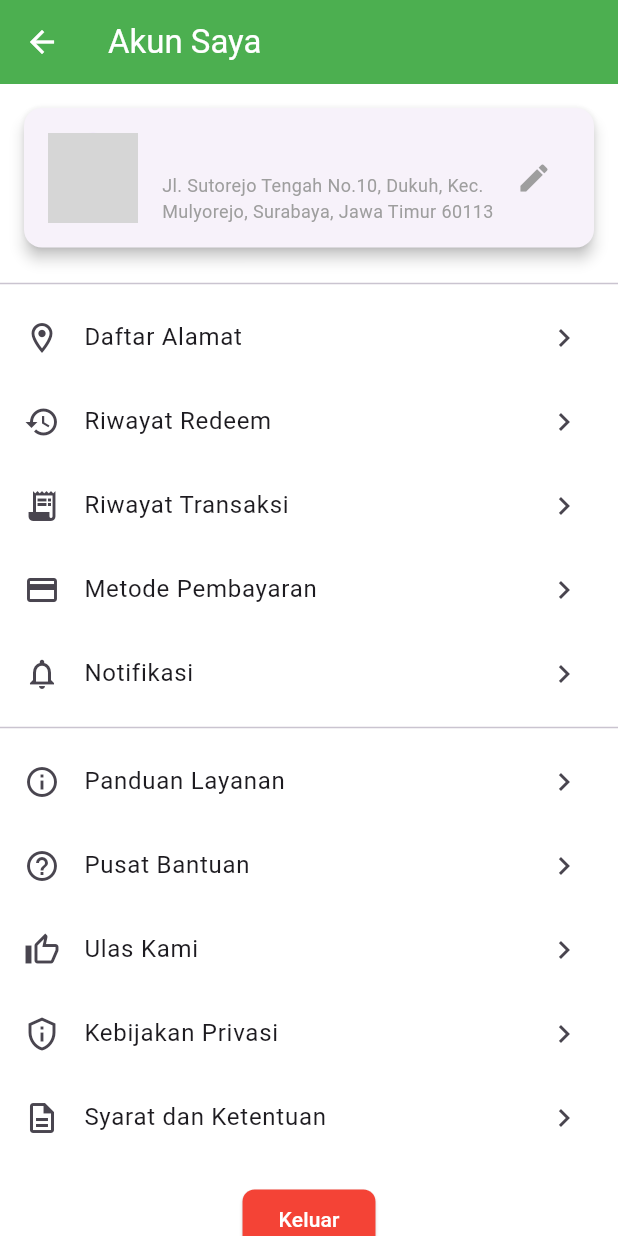
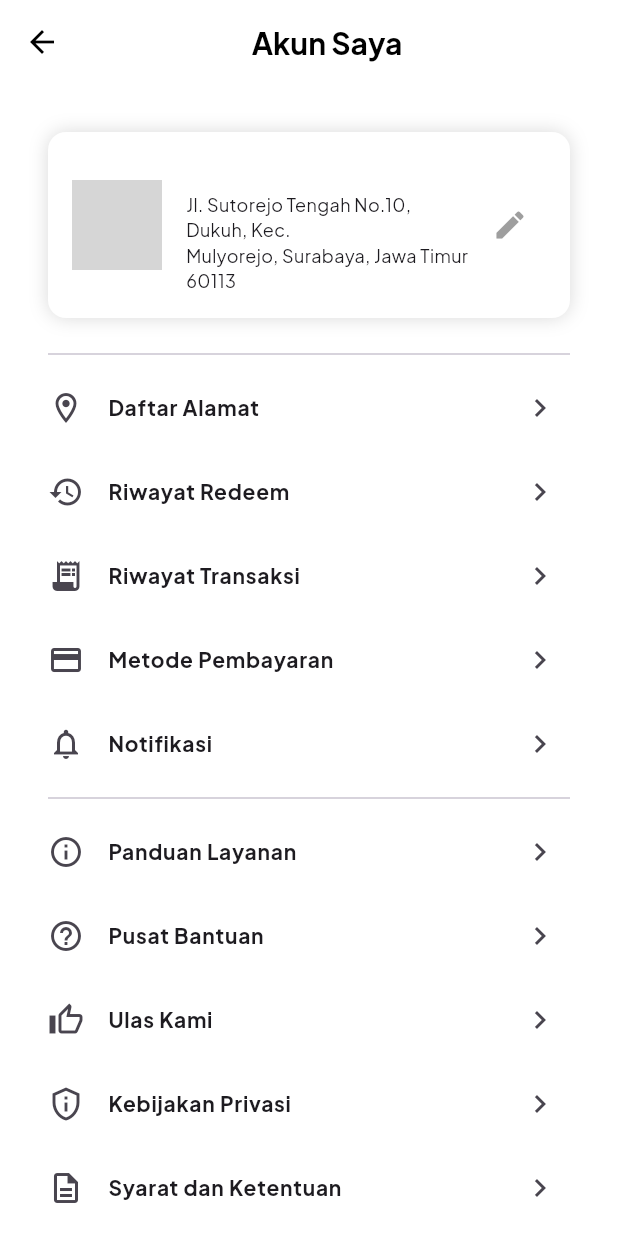
Before and after one commit to mhmdrazn/BuangBijak, a Flutter app: the UserSettings screen opened by its route, on a phone screen of 412 x 824 dp. Run offline on Flutter 3.47's test engine with Material 3 defaults, Android fonts, the phone set to English and light mode, and no system bars; our stand-ins replace cloud_firestore, firebase_auth, firebase_core, logger; accounts and stored records are empty; grey boxes are pictures that could not be loaded.

Commit message:
adjust user settings page style

```diff
--- a/lib/screens/user_settings.dart
+++ b/lib/screens/user_settings.dart
@@ -2,6 +2,8 @@ import 'package:cloud_firestore/cloud_firestore.dart';
 import 'package:flutter/material.dart';
 import 'package:firebase_auth/firebase_auth.dart';
 import 'package:fp_tekber/screens/landing_page.dart';
+import 'package:fp_tekber/theme.dart';
+import 'package:fp_tekber/widgets/button.dart';
 
 class UserSettings extends StatefulWidget {
   const UserSettings({super.key});
@@ -39,13 +41,31 @@ class UserSettingsState extends State<UserSettings> {
   @override
   Widget build(BuildContext context) {
     return Scaffold(
+      backgroundColor: Colors.white,
         appBar: AppBar(
-        title: const Text('Akun Saya'),
+          elevation: 0,
+          backgroundColor: white,
+          centerTitle: true,
+          surfaceTintColor: Colors.transparent,
           leading: IconButton(
-          icon: const Icon(Icons.arrow_back),
+            icon: Icon(Icons.arrow_back, color: black),
             onPressed: () {
-            Navigator.pop(context);
+              Navigator.pop(context); // Goes back to the previous screen
             },
+          ),
+          title: Padding(
+            padding: const EdgeInsets.only(top: 24.0, bottom: 24.0),
+            child: Row(
+              mainAxisAlignment: MainAxisAlignment.center,
+              children: [
+                Text(
+                  'Akun Saya',
+                  style: bold20.copyWith(color: Colors.black),
+                  textAlign: TextAlign.center,
+                ),
+                const SizedBox(width: 32)
+              ],
+            ),
           ),
         ),
       body: SingleChildScrollView(
@@ -55,15 +75,23 @@ class UserSettingsState extends State<UserSettings> {
             constraints: const BoxConstraints(
               maxWidth: 600, // Limit the maximum width to 600px
             ),
+            child: Padding(
+              padding: const EdgeInsets.all(16.0),
               child: Column(
                 children: [
                   // User Info Card
-                Card(
+                  Container(
                     margin: const EdgeInsets.all(16),
-                  shape: RoundedRectangleBorder(
+                    decoration: BoxDecoration(
+                      color: white,
                       borderRadius: BorderRadius.circular(12),
+                      boxShadow: [
+                        BoxShadow(
+                          color: Colors.black.withOpacity(0.15),
+                          blurRadius: 10,
                         ),
-                  elevation: 4,
+                      ]
+                    ),
                     child: Padding(
                       padding: const EdgeInsets.all(16),
                       child: Row(
@@ -83,16 +111,13 @@ class UserSettingsState extends State<UserSettings> {
                               children: [
                                 Text(
                                   username,
-                                style: const TextStyle(
-                                  fontSize: 16,
-                                  fontWeight: FontWeight.bold,
-                                ),
+                                  style: bold14.copyWith(color: Colors.black),
                                 ),
                                 const SizedBox(height: 4),
-                              const Text(
+                                Text(
                                   'Jl. Sutorejo Tengah No.10, Dukuh, Kec.\nMulyorejo, Surabaya, Jawa Timur 60113',
                                   style:
-                                    TextStyle(fontSize: 12, color: Colors.grey),
+                                      regular12,
                                 ),
                               ],
                             ),
@@ -108,75 +133,85 @@ class UserSettingsState extends State<UserSettings> {
                       ),
                     ),
                   ),
-                const Divider(),
+                  Padding(
+                    padding: EdgeInsets.only(left: 16, right: 16),
+                    child: Divider(),
+                  ),
                   // Account Options
                   ListTile(
                     leading: const Icon(Icons.location_on_outlined),
-                  title: const Text('Daftar Alamat'),
+                    title: Text('Daftar Alamat', style: bold14),
                     trailing: const Icon(Icons.chevron_right),
                     onTap: () {},
                   ),
                   ListTile(
                     leading: const Icon(Icons.history),
-                  title: const Text('Riwayat Redeem'),
+                    title:  Text('Riwayat Redeem', style: bold14),
                     trailing: const Icon(Icons.chevron_right),
                     onTap: () {},
                   ),
                   ListTile(
                     leading: const Icon(Icons.receipt_long),
-                  title: const Text('Riwayat Transaksi'),
+                    title: Text('Riwayat Transaksi', style: bold14),
                     trailing: const Icon(Icons.chevron_right),
                     onTap: () {},
                   ),
                   ListTile(
                     leading: const Icon(Icons.payment),
-                  title: const Text('Metode Pembayaran'),
+                    title: Text('Metode Pembayaran', style: bold14),
                     trailing: const Icon(Icons.chevron_right),
                     onTap: () {},
                   ),
                   ListTile(
                     leading: const Icon(Icons.notifications_outlined),
-                  title: const Text('Notifikasi'),
+                    title: Text('Notifikasi', style: bold14),
                     trailing: const Icon(Icons.chevron_right),
                     onTap: () {},
                   ),
-                const Divider(),
+                  Padding(
+                    padding: EdgeInsets.only(left: 16, right: 16),
+                    child: Divider(),
+                  ),
                   // Information Section
                   ListTile(
                     leading: const Icon(Icons.info_outline),
-                  title: const Text('Panduan Layanan'),
+                    title: Text('Panduan Layanan', style: bold14),
                     trailing: const Icon(Icons.chevron_right),
                     onTap: () {},
                   ),
                   ListTile(
                     leading: const Icon(Icons.help_outline),
-                  title: const Text('Pusat Bantuan'),
+                    title: Text('Pusat Bantuan', style: bold14),
                     trailing: const Icon(Icons.chevron_right),
                     onTap: () {},
                   ),
                   ListTile(
                     leading: const Icon(Icons.thumb_up_alt_outlined),
-                  title: const Text('Ulas Kami'),
+                    title: Text('Ulas Kami', style: bold14),
                     trailing: const Icon(Icons.chevron_right),
                     onTap: () {},
                   ),
                   ListTile(
                     leading: const Icon(Icons.privacy_tip_outlined),
-                  title: const Text('Kebijakan Privasi'),
+                    title: Text('Kebijakan Privasi', style: bold14),
                     trailing: const Icon(Icons.chevron_right),
                     onTap: () {},
                   ),
                   ListTile(
                     leading: const Icon(Icons.description_outlined),
-                  title: const Text('Syarat dan Ketentuan'),
+                    title: Text('Syarat dan Ketentuan', style: bold14),
                     trailing: const Icon(Icons.chevron_right),
                     onTap: () {},
                   ),
                   const SizedBox(height: 16),
                   // Logout Button
+                  Row(
+                    children: [
+                      Expanded(
+                        child:
                           Padding(
                           padding: const EdgeInsets.symmetric(horizontal: 16),
-                  child: ElevatedButton(
+                          child: Button(
                             onPressed: () async {
                               // Log out the user
                               await FirebaseAuth.instance.signOut();
@@ -192,17 +227,12 @@ class UserSettingsState extends State<UserSettings> {
                                 );
                               }
                             },
-                    style: ElevatedButton.styleFrom(
-                      backgroundColor: Colors.red,
-                      shape: RoundedRectangleBorder(
-                        borderRadius: BorderRadius.circular(8),
+                            color: red,
+                            text:'Keluar'
                           ),
                         ),
-                    child: const Text(
-                      'Keluar',
-                      style: TextStyle(color: Colors.white),
                       ),
-                  ),
+                    ],
                   ),
                   const SizedBox(height: 16),
                 ],
@@ -210,6 +240,7 @@ class UserSettingsState extends State<UserSettings> {
             ),
           ),
         ),
+      ),
     );
   }
 }
```
Lines whose indentation alone changed are shown as unchanged.
